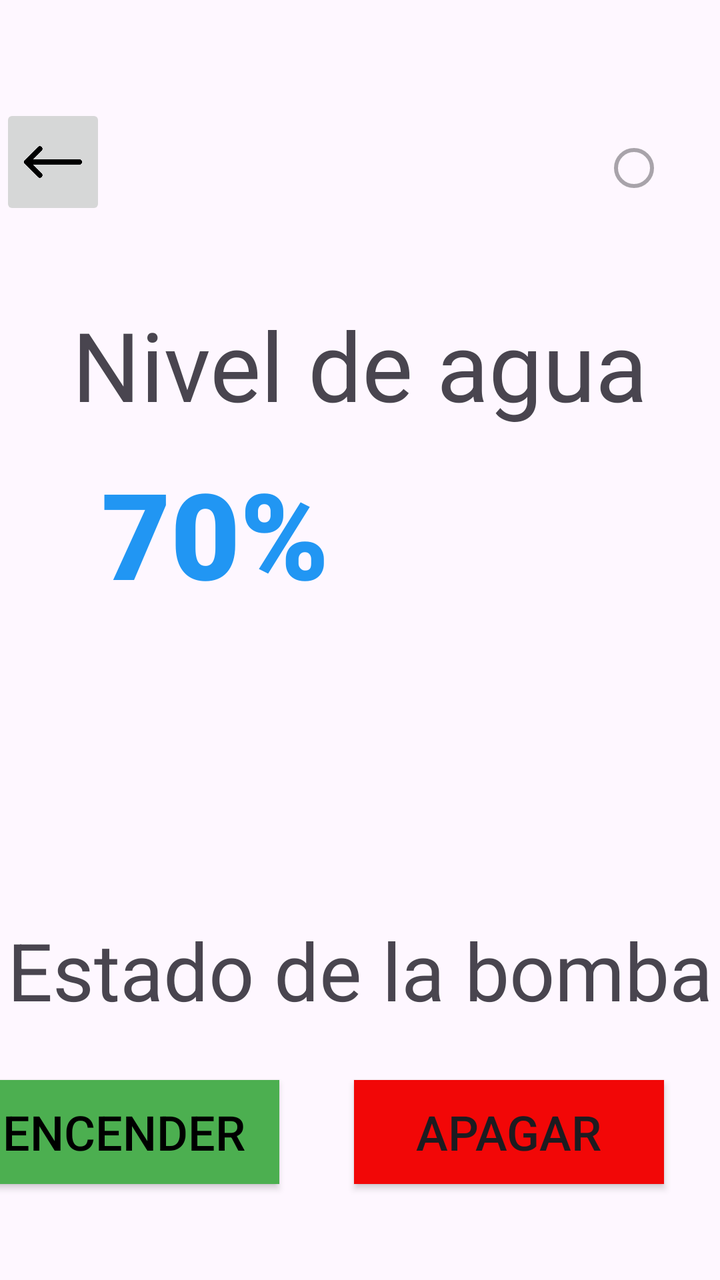
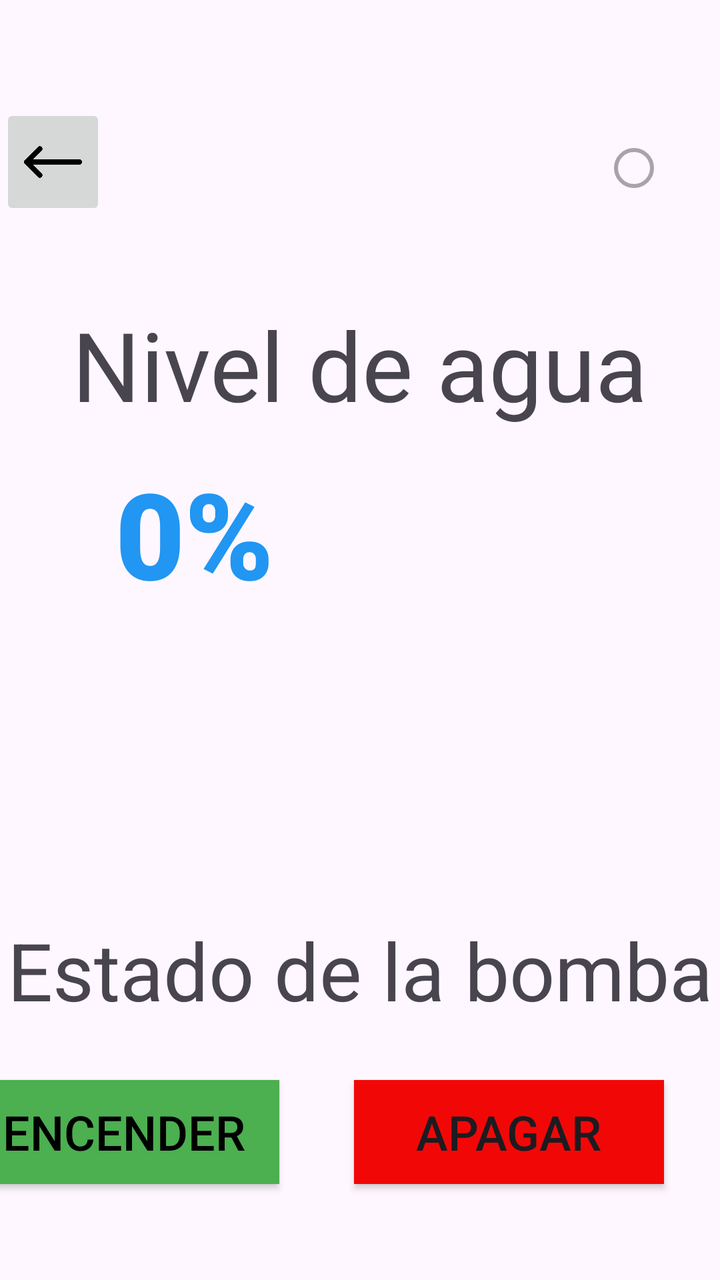

The first picture is an Android layout as it rendered before a commit; the second is the same layout after the commit. The layout source and the unified diff follow.
<!-- AndroidManifest.xml: application theme Theme.EI_C_JorgeSalinas_JoelBailon -->
<!-- res/layout/activity_tinaco.xml -->
<?xml version="1.0" encoding="utf-8"?>
<androidx.constraintlayout.widget.ConstraintLayout xmlns:android="http://schemas.android.com/apk/res/android"
    xmlns:app="http://schemas.android.com/apk/res-auto"
    xmlns:tools="http://schemas.android.com/tools"
    android:id="@+id/main"
    android:layout_width="match_parent"
    android:layout_height="match_parent"
    tools:context=".Tinaco">

    <TextView
        android:id="@+id/textView"
        android:layout_width="wrap_content"
        android:layout_height="wrap_content"
        android:layout_marginTop="40dp"
        android:text="Nivel de agua"
        android:textSize="48sp"
        app:layout_constraintEnd_toEndOf="parent"
        app:layout_constraintStart_toStartOf="parent"
        app:layout_constraintTop_toBottomOf="@+id/imageButton" />

    <TextView
        android:id="@+id/labelNivelAgua"
        android:layout_width="wrap_content"
        android:layout_height="wrap_content"
        android:layout_marginTop="12dp"
        android:fontFamily="sans-serif-black"
        android:text="70%"
        android:textColor="#2196F3"
        android:textSize="60sp"
        android:textStyle="bold"
        app:layout_constraintEnd_toEndOf="parent"
        app:layout_constraintHorizontal_bias="0.206"
        app:layout_constraintStart_toStartOf="parent"
        app:layout_constraintTop_toBottomOf="@+id/textView" />

    <TextView
        android:id="@+id/textView3"
        android:layout_width="wrap_content"
        android:layout_height="wrap_content"
        android:layout_marginTop="152dp"
        android:text="Estado de la bomba"
        android:textSize="40sp"
        app:layout_constraintEnd_toEndOf="parent"
        app:layout_constraintStart_toStartOf="parent"
        app:layout_constraintTop_toBottomOf="@+id/labelNivelAgua" />

    <Button
        android:id="@+id/button4"
        android:layout_width="155dp"
        android:layout_height="52dp"
        android:layout_marginTop="28dp"
        android:layout_marginEnd="40dp"
        android:background="#4CAF50"
        android:text="Encender"
        android:textColor="#000000"
        android:textSize="24sp"
        app:layout_constraintBottom_toBottomOf="parent"
        app:layout_constraintEnd_toStartOf="@+id/button5"
        app:layout_constraintHorizontal_bias="0.878"
        app:layout_constraintStart_toStartOf="parent"
        app:layout_constraintTop_toBottomOf="@+id/textView3"
        app:layout_constraintVertical_bias="0.004"
        app:strokeColor="#CC2929" />

    <Button
        android:id="@+id/button5"
        android:layout_width="155dp"
        android:layout_height="52dp"
        android:layout_marginTop="28dp"
        android:layout_marginEnd="28dp"
        android:background="#F20707"
        android:text="Apagar"
        android:textSize="24sp"
        app:layout_constraintBottom_toBottomOf="parent"
        app:layout_constraintEnd_toEndOf="parent"
        app:layout_constraintTop_toBottomOf="@+id/textView3"
        app:layout_constraintVertical_bias="0.004" />

    <ImageButton
        android:id="@+id/imageButton"
        android:layout_width="53dp"
        android:layout_height="58dp"
        android:layout_marginTop="52dp"
        android:scaleType="fitCenter"
        app:layout_constraintStart_toStartOf="parent"
        app:layout_constraintTop_toTopOf="parent"
        app:srcCompat="@drawable/flecha" />

    <RadioButton
        android:id="@+id/radioButton"
        android:layout_width="wrap_content"
        android:layout_height="wrap_content"
        android:layout_marginStart="248dp"
        android:layout_marginTop="60dp"
        android:buttonTint="#D03F3F"
        android:enabled="false"
        app:layout_constraintStart_toEndOf="@+id/imageButton"
        app:layout_constraintTop_toTopOf="parent" />
</androidx.constraintlayout.widget.ConstraintLayout>
<!-- resources referenced by this layout -->
<resources>
  <!-- drawable flecha: png bitmap (drawable, 2093 bytes) -->
  <style name="Theme.EI_C_JorgeSalinas_JoelBailon" parent="Base.Theme.EI_C_JorgeSalinas_JoelBailon" />
  <style name="Base.Theme.EI_C_JorgeSalinas_JoelBailon" parent="Theme.Material3.DayNight.NoActionBar">
          
          
      </style>
</resources>

<!-- the commit's change to res/layout/activity_tinaco.xml (unified diff, before → after) -->
@@ -24,7 +24,7 @@
         android:layout_height="wrap_content"
         android:layout_marginTop="12dp"
         android:fontFamily="sans-serif-black"
-        android:text="70%"
+        android:text="0%"
         android:textColor="#2196F3"
         android:textSize="60sp"
         android:textStyle="bold"
@@ -87,7 +87,7 @@
         app:srcCompat="@drawable/flecha" />
 
     <RadioButton
-        android:id="@+id/radioButton"
+        android:id="@+id/estadoServidor"
         android:layout_width="wrap_content"
         android:layout_height="wrap_content"
         android:layout_marginStart="248dp"
